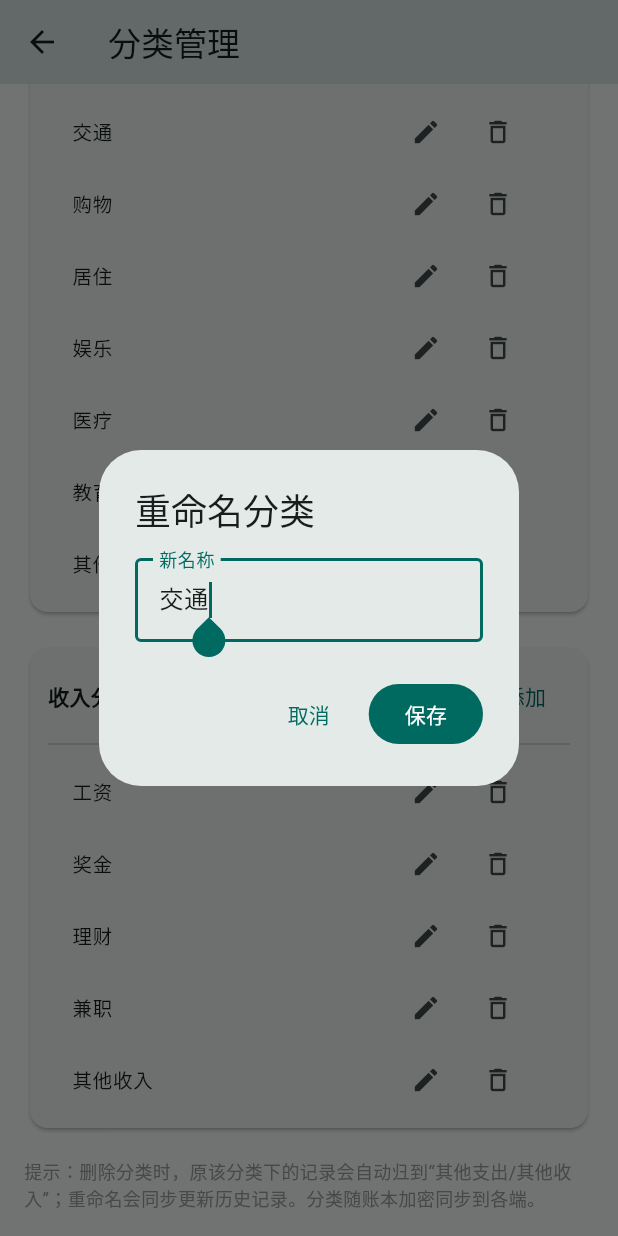
After one commit to wangyi0419/ledger-app, a Flutter app: the CategoryScreen screen opened directly, scrolled down 132 dp, after a tap on the "edit" icon, on a phone screen of 412 x 824 dp. The commit adds this screen. Run offline on Flutter 3.47's test engine with Material 3 defaults, Android fonts, the phone set to English and light mode, and no system bars; our stand-ins replace fl_chart, flutter_secure_storage, shared_preferences; missing offline and left inert: pointycastle; accounts and stored records are empty.

Commit message:
feat: 左滑删除 + 分类增删改 + 分类同步

```diff
--- /dev/null
+++ b/lib/screens/category_screen.dart
@@ -0,0 +1,162 @@
+import 'package:flutter/material.dart';
+import 'package:provider/provider.dart';
+import '../services/ledger_store.dart';
+
+class CategoryScreen extends StatelessWidget {
+  const CategoryScreen({super.key});
+
+  @override
+  Widget build(BuildContext context) {
+    final store = Provider.of<LedgerStore>(context);
+    return Scaffold(
+      appBar: AppBar(title: const Text('分类管理')),
+      body: ListView(
+        padding: const EdgeInsets.all(16),
+        children: [
+          _Section(type: 'expense', title: '支出分类', store: store),
+          const SizedBox(height: 16),
+          _Section(type: 'income', title: '收入分类', store: store),
+          const SizedBox(height: 16),
+          const Text(
+            '提示：删除分类时，原该分类下的记录会自动归到“其他支出/其他收入”；'
+            '重命名会同步更新历史记录。分类随账本加密同步到各端。',
+            style: TextStyle(fontSize: 12, color: Colors.grey),
+          ),
+        ],
+      ),
+    );
+  }
+}
+
+class _Section extends StatelessWidget {
+  final String type;
+  final String title;
+  final LedgerStore store;
+  const _Section({required this.type, required this.title, required this.store});
+
+  @override
+  Widget build(BuildContext context) {
+    final cats = store.categories(type);
+    return Card(
+      child: Padding(
+        padding: const EdgeInsets.symmetric(vertical: 8, horizontal: 12),
+        child: Column(
+          crossAxisAlignment: CrossAxisAlignment.start,
+          children: [
+            Row(
+              children: [
+                Text(title, style: const TextStyle(fontWeight: FontWeight.bold)),
+                const Spacer(),
+                TextButton.icon(
+                  onPressed: () => _showAdd(context),
+                  icon: const Icon(Icons.add),
+                  label: const Text('添加'),
+                ),
+              ],
+            ),
+            const Divider(),
+            if (cats.isEmpty)
+              const Padding(
+                padding: EdgeInsets.symmetric(vertical: 8),
+                child: Text('暂无分类', style: TextStyle(color: Colors.grey)),
+              )
+            else
+              for (final c in cats)
+                ListTile(
+                  dense: true,
+                  title: Text(c),
+                  trailing: Row(
+                    mainAxisSize: MainAxisSize.min,
+                    children: [
+                      IconButton(
+                        icon: const Icon(Icons.edit, size: 20),
+                        tooltip: '重命名',
+                        onPressed: () => _showRename(context, c),
+                      ),
+                      IconButton(
+                        icon: const Icon(Icons.delete_outline, size: 20),
+                        tooltip: '删除',
+                        onPressed: () => _confirmDelete(context, c),
+                      ),
+                    ],
+                  ),
+                ),
+          ],
+        ),
+      ),
+    );
+  }
+
+  void _showAdd(BuildContext context) {
+    final ctl = TextEditingController();
+    showDialog(
+      context: context,
+      builder: (_) => AlertDialog(
+        title: Text('添加$title'),
+        content: TextField(
+          controller: ctl,
+          autofocus: true,
+          decoration: const InputDecoration(labelText: '分类名称', border: OutlineInputBorder()),
+          onSubmitted: (_) => _doAdd(context, ctl.text),
+        ),
+        actions: [
+          TextButton(onPressed: () => Navigator.pop(context), child: const Text('取消')),
+          FilledButton(onPressed: () => _doAdd(context, ctl.text), child: const Text('添加')),
+        ],
+      ),
+    );
+  }
+
+  void _doAdd(BuildContext context, String name) {
+    if (name.trim().isEmpty) return;
+    store.addCategory(type, name);
+    Navigator.pop(context);
+  }
+
+  void _showRename(BuildContext context, String oldName) {
+    final ctl = TextEditingController(text: oldName);
+    showDialog(
+      context: context,
+      builder: (_) => AlertDialog(
+        title: const Text('重命名分类'),
+        content: TextField(
+          controller: ctl,
+          autofocus: true,
+          decoration: const InputDecoration(labelText: '新名称', border: OutlineInputBorder()),
+          onSubmitted: (_) => _doRename(context, oldName, ctl.text),
+        ),
+        actions: [
+          TextButton(onPressed: () => Navigator.pop(context), child: const Text('取消')),
+          FilledButton(
+              onPressed: () => _doRename(context, oldName, ctl.text), child: const Text('保存')),
+        ],
+      ),
+    );
+  }
+
+  void _doRename(BuildContext context, String oldName, String newName) {
+    if (newName.trim().isEmpty) return;
+    store.renameCategory(type, oldName, newName);
+    Navigator.pop(context);
+  }
+
+  void _confirmDelete(BuildContext context, String name) {
+    showDialog(
+      context: context,
+      builder: (_) => AlertDialog(
+        title: const Text('删除分类？'),
+        content: Text('“${name}”下的记录将改到“${type == 'income' ? '其他收入' : '其他支出'}”。'),
+        actions: [
+          TextButton(onPressed: () => Navigator.pop(context), child: const Text('取消')),
+          FilledButton(
+            onPressed: () {
+              store.deleteCategory(type, name);
+              Navigator.pop(context);
+            },
+            child: const Text('删除'),
+          ),
+        ],
+      ),
+    );
+  }
+}
--- a/lib/screens/settings_screen.dart
+++ b/lib/screens/settings_screen.dart
@@ -2,6 +2,7 @@ import 'package:flutter/material.dart';
 import 'package:provider/provider.dart';
 import '../services/github_service.dart';
 import '../services/ledger_store.dart';
+import 'category_screen.dart';
 
 class SettingsScreen extends StatefulWidget {
   const SettingsScreen({super.key});
@@ -115,6 +116,15 @@ class _SettingsScreenState extends State<SettingsScreen> {
         const SizedBox(height: 12),
         if (_msg.isNotEmpty)
           Text(_msg, style: TextStyle(color: _msg.contains('失败') ? Colors.red : Colors.green)),
+        const SizedBox(height: 24),
+        ListTile(
+          leading: const Icon(Icons.category),
+          title: const Text('分类管理'),
+          subtitle: const Text('自定义收支分类（增 / 删 / 改）'),
+          trailing: const Icon(Icons.chevron_right),
+          onTap: () => Navigator.of(context)
+              .push(MaterialPageRoute(builder: (_) => const CategoryScreen())),
+        ),
         const Divider(height: 32),
         const Text('安全说明', style: TextStyle(fontWeight: FontWeight.bold)),
         const SizedBox(height: 8),
```
Also changed, not shown: lib/screens/add_txn_screen.dart (+10 -3 lines), lib/screens/list_screen.dart (+35 -22 lines), lib/services/ledger_store.dart (+176 -22 lines).
